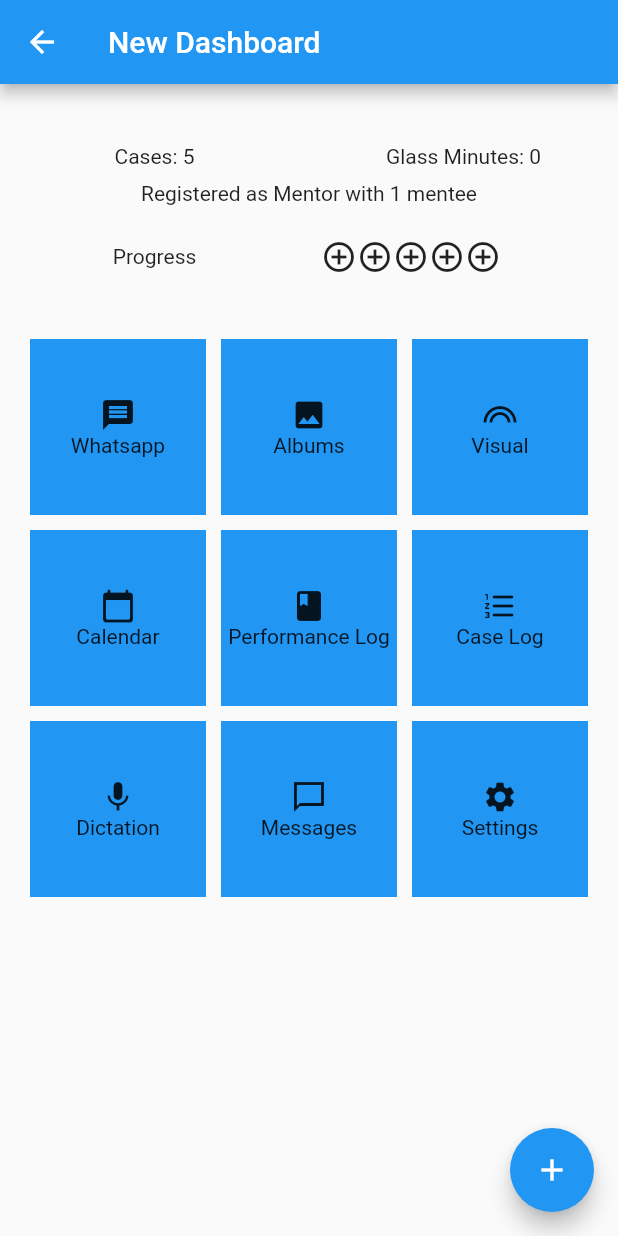
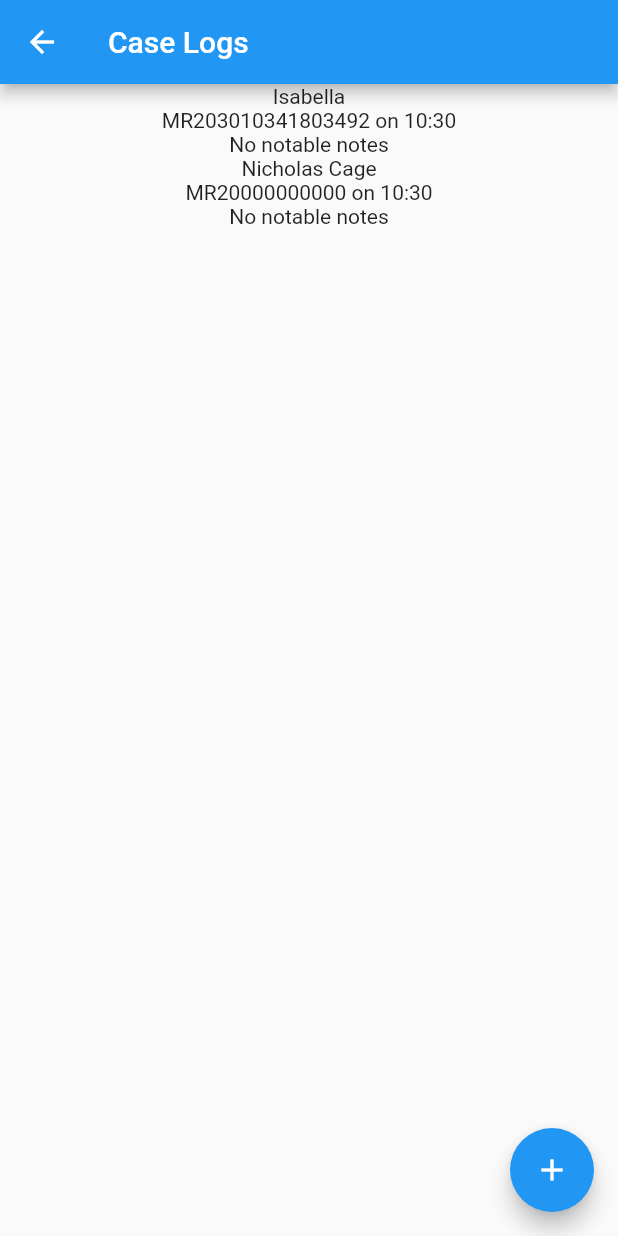
Before and after one commit to rhausman/pocket-doc, a Flutter app: the Dashboard screen opened directly, after a tap on the "add" icon, after a tap on "Case Log", on a phone screen of 412 x 824 dp. Run offline on Flutter 3.47's test engine with Material 2 defaults, Android fonts, the phone set to English and light mode, and no system bars; our stand-ins replace table_calendar.

Commit message:
Finished bare bones version of Case log page

```diff
--- a/lib/Components/CaseCalendar.dart
+++ b/lib/Components/CaseCalendar.dart
@@ -88,7 +88,7 @@ class _CaseCalendarState extends State<CaseCalendar> {
   Future<Null> _createEvent() async {
     showTimePicker(
       context: context,
-      initialTime: TimeOfDay(hour: 12, minute: 1),
+      initialTime: TimeOfDay(hour: 12, minute: 0),
     ).then((time) {
       // now we've selected a time, so create the event on the given day, time
       // first, check if there is yet an event list for the selected day
@@ -108,9 +108,7 @@ class _CaseCalendarState extends State<CaseCalendar> {
           timeOfEvent.hour, timeOfEvent.minute);
 
       Event newEvent = Event(
-          "New Event ${timeOfEvent.hour}:${timeOfEvent.minute}",
-          startTime,
-          startTime);
+          "New Event", startTime, startTime.add(const Duration(hours: 1)));
       // add the new event
       kEvents[eventDay]!.add(newEvent);
     });
--- /dev/null
+++ b/lib/Components/CaseLogPage.dart
@@ -0,0 +1,139 @@
+import 'package:flutter/material.dart';
+import 'dart:collection';
+
+import 'package:intl/intl.dart';
+import 'dart:math';
+
+final List<Case> _casesSource = [
+  Case(1, "Isabella", "203010341803492", DateTime.now(), "No notable notes"),
+  Case(2, "Nicholas Cage", "20000000000",
+      DateTime.now().add(const Duration(days: 1)), "No notable notes")
+];
+
+class CaseLogPage extends StatefulWidget {
+  CaseLogPage({Key? key, this.title}) : super(key: key);
+
+  // This widget is the home page of your application. It is stateful, meaning
+  // that it has a State object (defined below) that contains fields that affect
+  // how it looks.
+
+  // This class is the configuration for the state. It holds the values (in this
+  // case the title) provided by the parent (in this case the App widget) and
+  // used by the build method of the State. Fields in a Widget subclass are
+  // always marked "final".
+
+  final String? title;
+
+  @override
+  _CaseLogPageState createState() => _CaseLogPageState();
+}
+
+class _CaseLogPageState extends State<CaseLogPage> {
+  int _counter = 0;
+
+  // map patient name to a CaseLog object
+  //final List<Case> caseLogEntries = _casesSource;
+  //static themap = Map.fromIterable(_casesSource, key:(item)=>item.name, value:(item)=>[item],);
+  /*
+  static Map<String,<List<Case>>> mappings =
+      _casesSource.map((entry) => {entry.name: entry}).toList();
+      */
+  // map name to Case
+  final caseLogsName =
+      LinkedHashMap<String, List<Case>>(equals: (s1, s2) => s1 == s2)
+        ..addAll(Map.fromIterable(
+          _casesSource,
+          key: (item) => item.name,
+          value: (item) => [item],
+        ));
+
+  // maybe another map mapping notes to case, to make it searchable that way?
+
+  void _incrementCounter() {
+    setState(() {
+      // This call to setState tells the Flutter framework that something has
+      // changed in this State, which causes it to rerun the build method below
+      // so that the display can reflect the updated values. If we changed
+      // _counter without calling setState(), then the build method would not be
+      // called again, and so nothing would appear to happen.
+      _counter++;
+    });
+  }
+
+  // one tile in the Option menu
+
+  Widget CaseLog() {
+    return ListView.builder(
+      scrollDirection: Axis.vertical,
+      primary: true,
+      itemCount: _casesSource.length < 20 ? _casesSource.length : null,
+      itemBuilder: (BuildContext context, int ix) {
+        Case _case = _casesSource[ix]; // get relevant case
+        return Container(
+            child: Center(
+                child: Column(children: [
+          Text(_case.name),
+          Text("MR${_case.MRN} on ${DateFormat('kk:mm').format(_case.date)}"),
+          Text(_case.notes.substring(0, min(_case.notes.length, 30)))
+        ])));
+      },
+    );
+  }
+
+  @override
+  Widget build(BuildContext context) {
+    // This method is rerun every time setState is called, for instance as done
+    // by the _incrementCounter method above.
+    //
+    // The Flutter framework has been optimized to make rerunning build methods
+    // fast, so that you can just rebuild anything that needs updating rather
+    // than having to individually change instances of widgets.
+    return Scaffold(
+      appBar: AppBar(
+        // Here we take the value from the Dashboard object that was created by
+        // the App.build method, and use it to set our appbar title.
+        title: Text(widget.title ?? "Case Logs"),
+      ),
+      body: Center(
+          // Center is a layout widget. It takes a single child and positions it
+          // in the middle of the parent.
+          //OptionMenu()
+          child: Flexible(
+        child: CaseLog(),
+      )),
+
+      floatingActionButton: FloatingActionButton(
+        onPressed: _incrementCounter,
+        tooltip: 'Increment',
+        child: Icon(Icons.add),
+      ), // This trailing comma makes auto-formatting nicer for build methods.
+    );
+  }
+}
+
+class DetailScreen extends StatelessWidget {
+  @override
+  Widget build(BuildContext context) {
+    return Scaffold(
+      appBar: AppBar(),
+      body: Center(
+        child: FlatButton(
+          child: Text('Pop!'),
+          onPressed: () {
+            Navigator.pop(context);
+          },
+        ),
+      ),
+    );
+  }
+}
+
+class Case {
+  final int caseID;
+  final String name;
+  final String MRN; // medical record number of patient
+  final DateTime date;
+  final String notes;
+  // constructor
+  const Case(this.caseID, this.name, this.MRN, this.date, this.notes);
+}
--- a/lib/Components/Dashboard.dart
+++ b/lib/Components/Dashboard.dart
@@ -1,15 +1,16 @@
 import 'package:flutter/material.dart';
 import 'CaseCalendarPage.dart';
 import 'CaseCalendar.dart';
+import 'CaseLogPage.dart';
 
 // list of options: Icon [IconData], Text/label [String], fxn that makes a screen that it links to
 var optionsList = [
   [Icons.message, "Whatsapp", () => DetailScreen()],
   [Icons.image, "Albums", () => Dashboard()],
   [Icons.looks, "Visual", () => Dashboard()],
-  [Icons.calendar_today_rounded, "Calendar", () => CaseCalendarPage()],
-  [Icons.book, "Performance Log", () => CaseCalendar()],
-  [Icons.format_list_numbered_rounded, "Case Log", () => Dashboard()],
+  [Icons.calendar_today_rounded, "Calendar", () => CaseCalendar()],
+  [Icons.book, "Performance Log", () => CaseCalendarPage()],
+  [Icons.format_list_numbered_rounded, "Case Log", () => CaseLogPage()],
   [Icons.mic, "Dictation", () => Dashboard()],
   [Icons.messenger_outline_sharp, "Messages", () => Dashboard()],
   [Icons.settings, "Settings", () => Dashboard()]
@@ -105,7 +106,7 @@ class _DashboardState extends State<Dashboard> {
             child: Center(
                 child: Column(
                     mainAxisSize: MainAxisSize.min,
-                    children: [Icon(iconData), Text(label ?? "nothing")]))));
+                    children: [Icon(iconData), Text(label)]))));
   }
 
   Widget OptionMenu() {
--- a/lib/utils.dart
+++ b/lib/utils.dart
@@ -2,6 +2,7 @@
 // SPDX-License-Identifier: Apache-2.0
 
 import 'dart:collection';
+import 'package:intl/intl.dart';
 
 import 'package:table_calendar/table_calendar.dart';
 
@@ -13,7 +14,8 @@ class Event {
   const Event(this.title, this.startTime, this.endTime);
 
   @override
-  String toString() => title;
+  String toString() =>
+      "${title} | ${DateFormat('kk:mm').format(startTime)} - ${DateFormat('kk:mm').format(endTime)}";
 }
 
 /// Example events.
```
